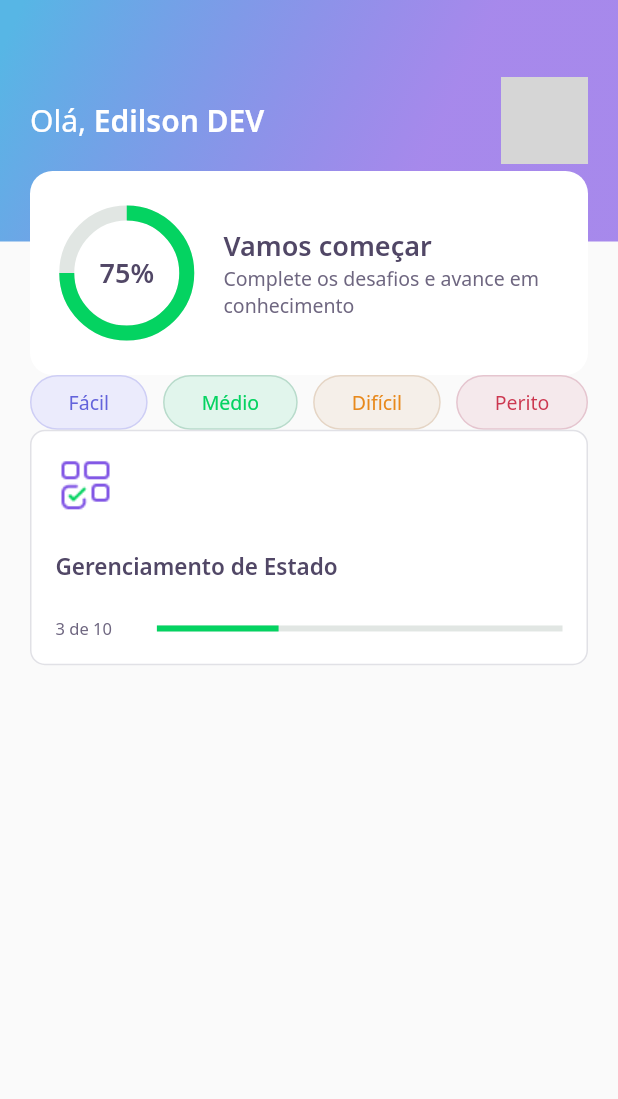
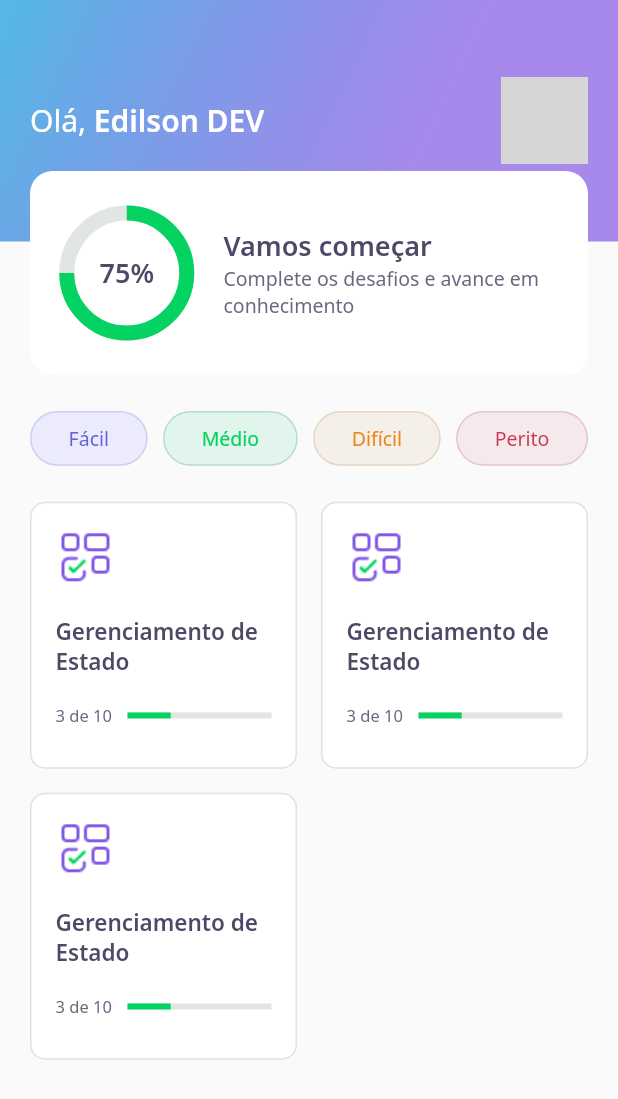
Before and after one commit to edilson-rodrigues/flutter_quiz_nlw, a Flutter app: the screen it shows after launch, on a phone screen of 412 x 824 dp. Shown: the top 1099 px of the screen. Run offline on Flutter 3.47's test engine with Material 2 defaults, Android fonts, the phone set to English and light mode, and no system bars; our stand-ins replace google_fonts; network calls fail; grey boxes are pictures that could not be loaded.

Commit message:
adjust ui

```diff
--- a/lib/home/home_page.dart
+++ b/lib/home/home_page.dart
@@ -22,6 +22,9 @@ class _HomePageState extends State<HomePage> {
         ),
         child: Column(
           children: [
+            SizedBox(
+              height: 24,
+            ),
             Row(
               mainAxisAlignment: MainAxisAlignment.spaceBetween,
               children: [
@@ -39,7 +42,20 @@ class _HomePageState extends State<HomePage> {
                 ),
               ],
             ),
-            QuizCardWidget(),
+            SizedBox(
+              height: 24,
+            ),
+            Expanded(
+                child: GridView.count(
+              crossAxisSpacing: 16,
+              mainAxisSpacing: 16,
+              crossAxisCount: 2,
+              children: [
+                QuizCardWidget(),
+                QuizCardWidget(),
+                QuizCardWidget(),
+              ],
+            ))
           ],
         ),
       ),
--- a/lib/home/widgets/quiz_card/quiz_card_widget.dart
+++ b/lib/home/widgets/quiz_card/quiz_card_widget.dart
@@ -26,14 +26,14 @@ class QuizCardWidget extends StatelessWidget {
             ),
           ),
           SizedBox(
-            height: 24,
+            height: 19,
           ),
           Text(
             'Gerenciamento de Estado',
             style: AppTextStyles.heading15,
           ),
           SizedBox(
-            height: 24,
+            height: 19,
           ),
           Row(
             children: [
@@ -45,7 +45,7 @@ class QuizCardWidget extends StatelessWidget {
                 ),
               ),
               Expanded(
-                flex: 4,
+                flex: 2,
                 child: LinearProgressIndicator(
                   value: 0.3,
                   backgroundColor: AppColors.chartSecondary,
```
